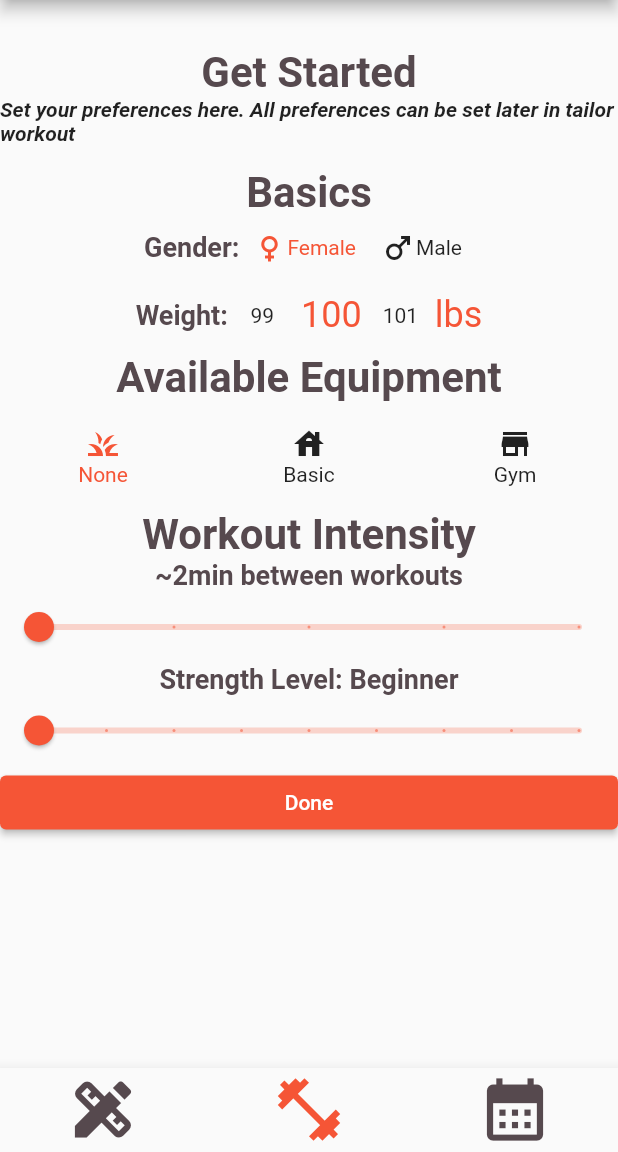
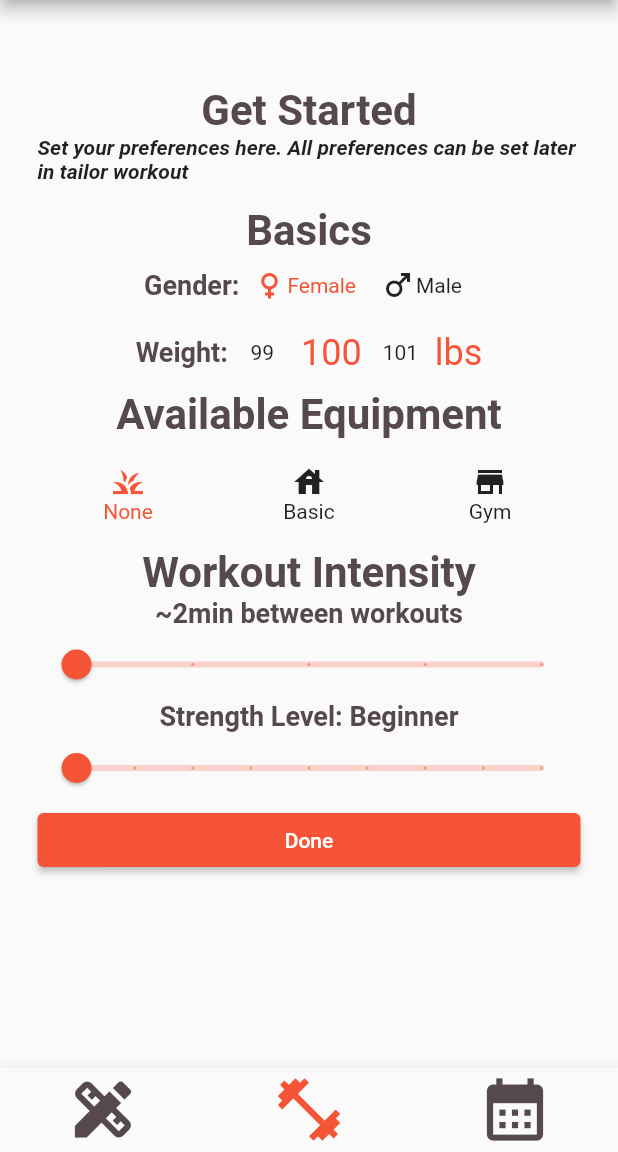
Before and after one commit to caleblimb/myJym, a Flutter app: the screen it shows after launch, on a phone screen of 412 x 824 dp, the part 84-1236 px from its top. Run offline on Flutter 3.47's test engine with Material 2 defaults, Android fonts, the phone set to English and light mode, and no system bars; drawn by our look-alikes of numberpicker; our stand-ins replace shared_preferences, table_calendar; missing offline and left inert: flutter_dialogs.

Commit message:
Padding get started

```diff
--- a/lib/workout/workout_view.dart
+++ b/lib/workout/workout_view.dart
@@ -18,6 +18,7 @@ class _WorkoutViewState extends State<WorkoutView> {
     if (!PreferenceManager.getSetup()) {
       return Expanded(
         child: new ListView(
+          padding: EdgeInsets.all(25),
           shrinkWrap: false,
           children: [
             QuickStart(),
```
